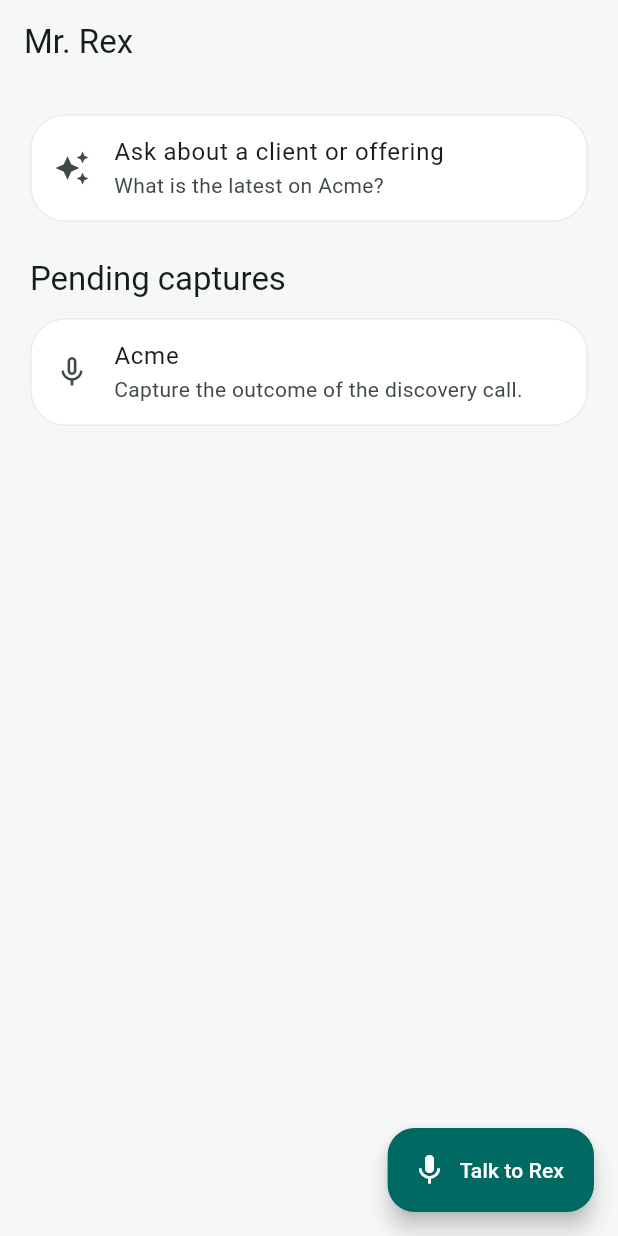
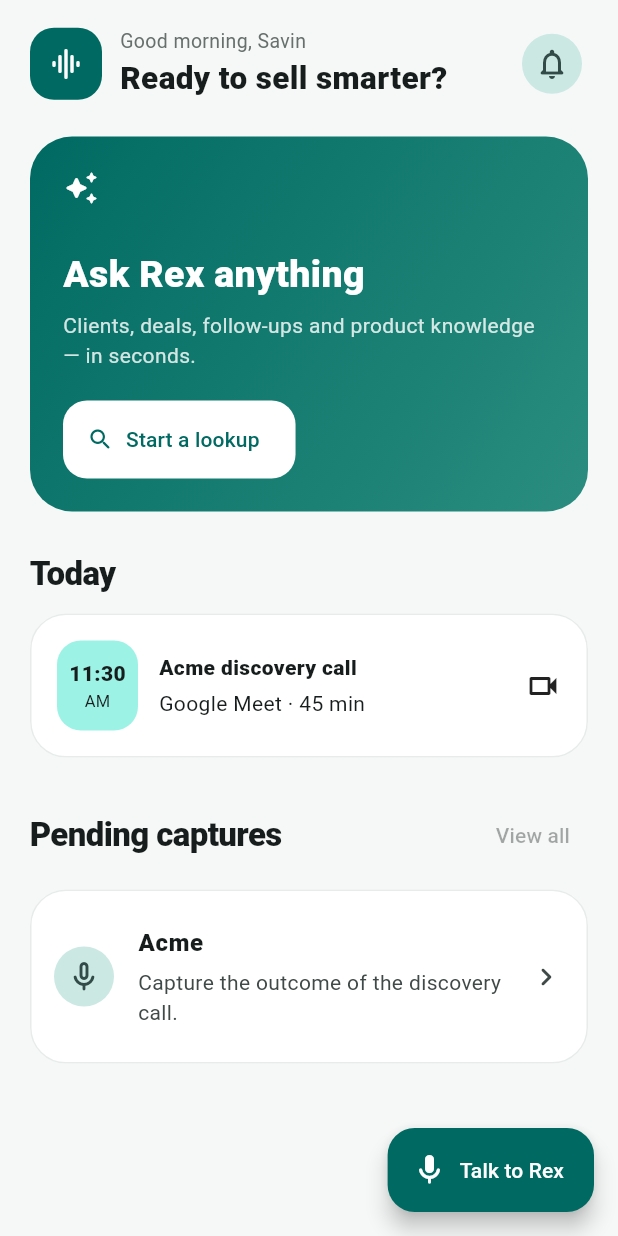
Before and after one commit to savinpadencherry/Focuschainlabs_mobile, a Flutter app: the screen it shows after launch, on a phone screen of 412 x 824 dp. Run offline on Flutter 3.47's test engine with Material 3 defaults, Android fonts, the phone set to English and light mode, and no system bars; our stand-ins replace bloc, equatable, flutter_bloc, get_it.

Commit message:
feat: redesign home dashboard with polished sales companion UI

```diff
--- a/lib/views/home/home_view.dart
+++ b/lib/views/home/home_view.dart
@@ -2,6 +2,7 @@
 import 'package:flutter_bloc/flutter_bloc.dart';
 
 import '../../core/blocs/capture/capture_bloc.dart';
+import '../../widgets/section_title.dart';
 import '../capture/capture_view.dart';
 import '../lookup/lookup_view.dart';
 
@@ -10,26 +11,109 @@
 
   @override
   Widget build(BuildContext context) {
+    final ColorScheme colors = Theme.of(context).colorScheme;
+
     return Scaffold(
-      appBar: AppBar(title: const Text('Mr. Rex')),
       floatingActionButton: FloatingActionButton.extended(
         onPressed: () => _open(context, const CaptureView()),
-        icon: const Icon(Icons.mic),
+        icon: const Icon(Icons.mic_rounded),
         label: const Text('Talk to Rex'),
       ),
-      body: ListView(
-        padding: const EdgeInsets.all(20),
+      body: SafeArea(
+        child: RefreshIndicator(
+          onRefresh: () async {
+            context.read<CaptureBloc>().add(const CaptureRequested());
+          },
+          child: ListView(
+            padding: const EdgeInsets.fromLTRB(20, 18, 20, 120),
             children: <Widget>[
-          Card(
-            child: ListTile(
-              leading: const Icon(Icons.auto_awesome),
-              title: const Text('Ask about a client or offering'),
-              subtitle: const Text('What is the latest on Acme?'),
-              onTap: () => _open(context, const LookupView()),
+              Row(
+                children: <Widget>[
+                  Container(
+                    width: 48,
+                    height: 48,
+                    decoration: BoxDecoration(
+                      color: colors.primary,
+                      borderRadius: BorderRadius.circular(16),
+                    ),
+                    child: Icon(Icons.graphic_eq_rounded, color: colors.onPrimary),
+                  ),
+                  const SizedBox(width: 12),
+                  const Expanded(
+                    child: Column(
+                      crossAxisAlignment: CrossAxisAlignment.start,
+                      children: <Widget>[
+                        Text(
+                          'Good morning, Savin',
+                          style: TextStyle(fontSize: 13, color: Color(0xFF66706D)),
+                        ),
+                        Text(
+                          'Ready to sell smarter?',
+                          style: TextStyle(fontSize: 21, fontWeight: FontWeight.w800),
+                        ),
+                      ],
                     ),
                   ),
+                  IconButton.filledTonal(
+                    onPressed: () {},
+                    icon: const Icon(Icons.notifications_none_rounded),
+                  ),
+                ],
+              ),
               const SizedBox(height: 24),
-          Text('Pending captures', style: Theme.of(context).textTheme.titleLarge),
+              Container(
+                padding: const EdgeInsets.all(22),
+                decoration: BoxDecoration(
+                  gradient: LinearGradient(
+                    colors: <Color>[
+                      colors.primary,
+                      const Color(0xFF2A8D7F),
+                    ],
+                    begin: Alignment.topLeft,
+                    end: Alignment.bottomRight,
+                  ),
+                  borderRadius: BorderRadius.circular(28),
+                ),
+                child: Column(
+                  crossAxisAlignment: CrossAxisAlignment.start,
+                  children: <Widget>[
+                    Icon(Icons.auto_awesome_rounded, color: colors.onPrimary),
+                    const SizedBox(height: 28),
+                    Text(
+                      'Ask Rex anything',
+                      style: TextStyle(
+                        color: colors.onPrimary,
+                        fontSize: 25,
+                        fontWeight: FontWeight.w800,
+                      ),
+                    ),
+                    const SizedBox(height: 6),
+                    Text(
+                      'Clients, deals, follow-ups and product knowledge — in seconds.',
+                      style: TextStyle(
+                        color: colors.onPrimary.withOpacity(0.82),
+                        height: 1.4,
+                      ),
+                    ),
+                    const SizedBox(height: 20),
+                    FilledButton.icon(
+                      style: FilledButton.styleFrom(
+                        backgroundColor: Colors.white,
+                        foregroundColor: colors.primary,
+                      ),
+                      onPressed: () => _open(context, const LookupView()),
+                      icon: const Icon(Icons.search_rounded),
+                      label: const Text('Start a lookup'),
+                    ),
+                  ],
+                ),
+              ),
+              const SizedBox(height: 28),
+              const SectionTitle(title: 'Today'),
+              const SizedBox(height: 12),
+              const _MeetingCard(),
+              const SizedBox(height: 28),
+              const SectionTitle(title: 'Pending captures', actionLabel: 'View all'),
               const SizedBox(height: 12),
               BlocBuilder<CaptureBloc, CaptureState>(
                 builder: (BuildContext context, CaptureState state) {
@@ -37,12 +121,29 @@
                     return Column(
                       children: state.captures
                           .map(
-                        (item) => Card(
+                            (item) => Padding(
+                              padding: const EdgeInsets.only(bottom: 12),
+                              child: Card(
                                 child: ListTile(
-                            leading: const Icon(Icons.mic_none),
-                            title: Text(item.clientName),
-                            subtitle: Text(item.summary),
+                                  contentPadding: const EdgeInsets.all(16),
+                                  leading: CircleAvatar(
+                                    backgroundColor: colors.secondaryContainer,
+                                    child: Icon(
+                                      Icons.mic_none_rounded,
+                                      color: colors.onSecondaryContainer,
+                                    ),
+                                  ),
+                                  title: Text(
+                                    item.clientName,
+                                    style: const TextStyle(fontWeight: FontWeight.w800),
+                                  ),
+                                  subtitle: Padding(
+                                    padding: const EdgeInsets.only(top: 4),
+                                    child: Text(item.summary),
+                                  ),
+                                  trailing: const Icon(Icons.chevron_right_rounded),
                                   onTap: () => _open(context, const CaptureView()),
+                                ),
                               ),
                             ),
                           )
@@ -57,6 +158,8 @@
               ),
             ],
           ),
+        ),
+      ),
     );
   }
 
@@ -66,3 +169,46 @@
     );
   }
 }
+
+class _MeetingCard extends StatelessWidget {
+  const _MeetingCard();
+
+  @override
+  Widget build(BuildContext context) {
+    return Card(
+      child: Padding(
+        padding: const EdgeInsets.all(18),
+        child: Row(
+          children: <Widget>[
+            Container(
+              width: 54,
+              padding: const EdgeInsets.symmetric(vertical: 12),
+              decoration: BoxDecoration(
+                color: Theme.of(context).colorScheme.primaryContainer,
+                borderRadius: BorderRadius.circular(16),
+              ),
+              child: const Column(
+                children: <Widget>[
+                  Text('11:30', style: TextStyle(fontWeight: FontWeight.w800)),
+                  Text('AM', style: TextStyle(fontSize: 11)),
+                ],
+              ),
+            ),
+            const SizedBox(width: 14),
+            const Expanded(
+              child: Column(
+                crossAxisAlignment: CrossAxisAlignment.start,
+                children: <Widget>[
+                  Text('Acme discovery call', style: TextStyle(fontWeight: FontWeight.w800)),
+                  SizedBox(height: 4),
+                  Text('Google Meet · 45 min'),
+                ],
+              ),
+            ),
+            const Icon(Icons.videocam_outlined),
+          ],
+        ),
+      ),
+    );
+  }
+}
```
Lines whose indentation alone changed are shown as unchanged.
